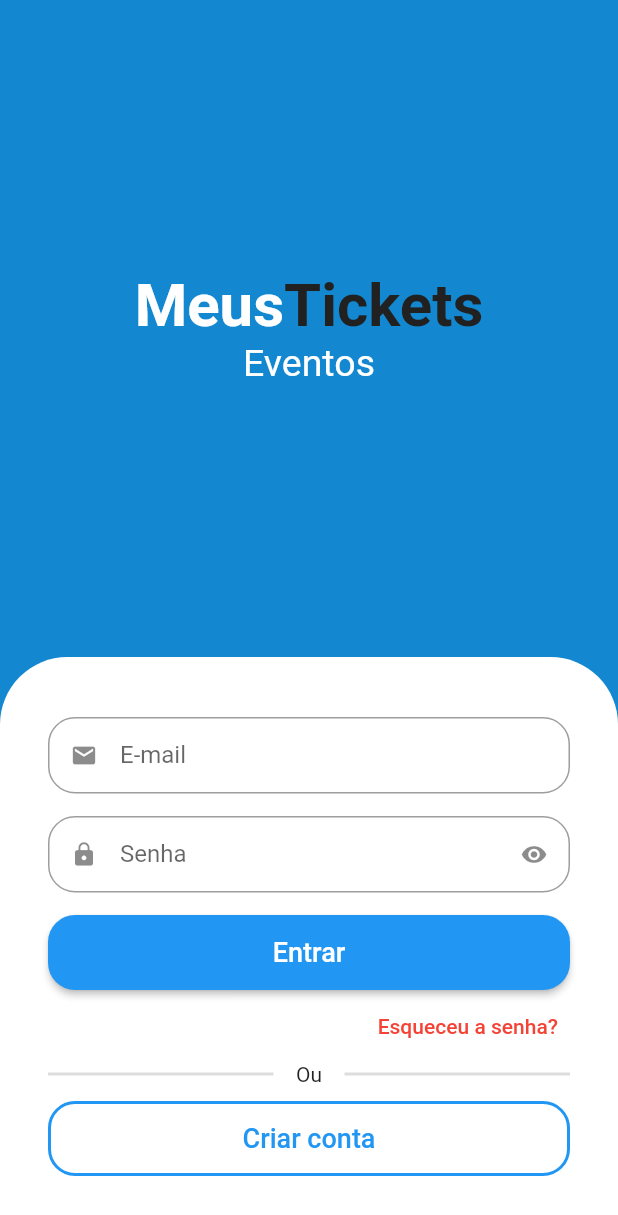
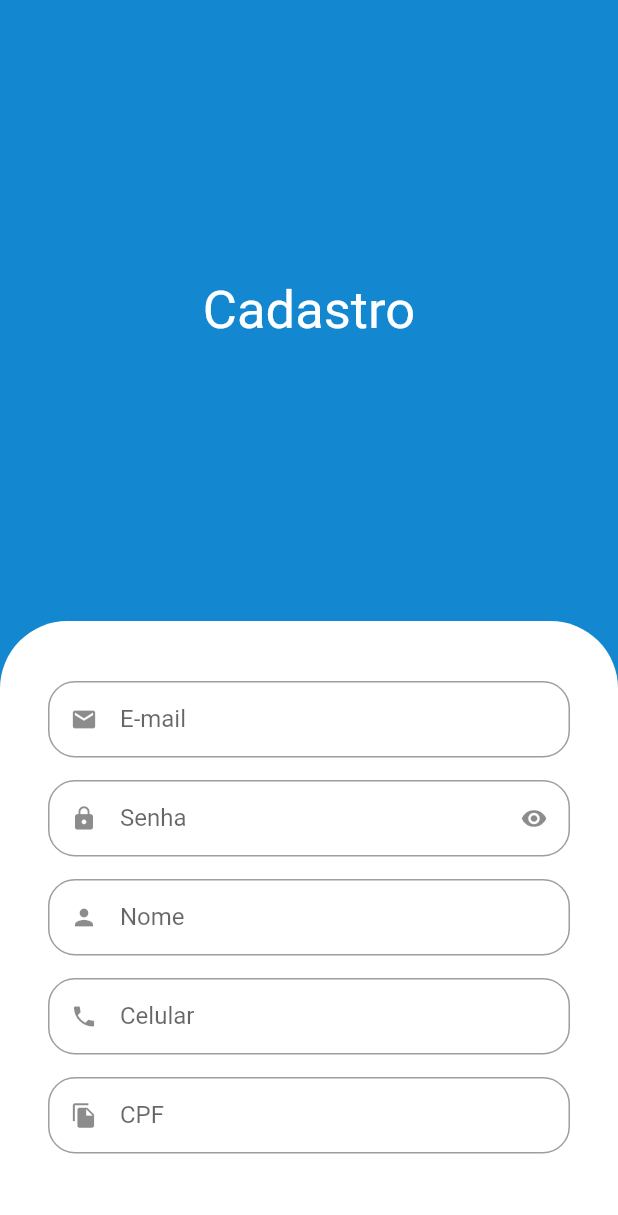
Before and after one commit to FelipeSantos92Dev/store-startto, a Flutter app: the screen it shows after launch, after a tap on "Criar conta", on a phone screen of 412 x 824 dp. Shown: the top 1215 px of the screen. Run offline on Flutter 3.47's test engine with Material 2 defaults, Android fonts, the phone set to English and light mode, and no system bars; drawn by our look-alikes of animated_text_kit.

Commit message:
feat: sign up inputs

```diff
--- a/lib/src/auth/sign_in_screen.dart
+++ b/lib/src/auth/sign_in_screen.dart
@@ -1,6 +1,7 @@
 import 'package:animated_text_kit/animated_text_kit.dart';
 import 'package:flutter/material.dart';
 import 'package:store/src/auth/components/custom_text_field.dart';
+import 'package:store/src/auth/sign_up_screen.dart';
 import 'package:store/src/config/custom_colors.dart';
 
 class SignInScreen extends StatelessWidget {
@@ -149,7 +150,12 @@ class SignInScreen extends StatelessWidget {
                               borderRadius: BorderRadius.circular(18)),
                           side: const BorderSide(width: 2, color: Colors.blue),
                         ),
-                        onPressed: () {},
+                        onPressed: () {
+                          Navigator.of(context)
+                              .push(MaterialPageRoute(builder: (c) {
+                            return SignUpScreen();
+                          }));
+                        },
                         child: const Text(
                           'Criar conta',
                           style: TextStyle(fontSize: 18),
--- /dev/null
+++ b/lib/src/auth/sign_up_screen.dart
@@ -0,0 +1,71 @@
+import 'package:flutter/cupertino.dart';
+import 'package:flutter/material.dart';
+import 'package:flutter/src/foundation/key.dart';
+import 'package:flutter/src/widgets/framework.dart';
+import 'package:store/src/auth/components/custom_text_field.dart';
+import 'package:store/src/config/custom_colors.dart';
+
+class SignUpScreen extends StatelessWidget {
+  const SignUpScreen({Key? key}) : super(key: key);
+
+  @override
+  Widget build(BuildContext context) {
+    return Scaffold(
+      backgroundColor: CustomColors.customSwatchColor,
+      body: Column(
+        children: [
+          const Expanded(
+            child: Center(
+              child: Text(
+                'Cadastro',
+                style: TextStyle(
+                  color: Colors.white,
+                  fontSize: 35,
+                ),
+              ),
+            ),
+          ),
+
+          // Formulário
+          Container(
+            padding: const EdgeInsets.symmetric(
+              horizontal: 32,
+              vertical: 40,
+            ),
+            decoration: const BoxDecoration(
+              color: Colors.white,
+              borderRadius: BorderRadius.vertical(
+                top: Radius.circular(45),
+              ),
+            ),
+            child: Column(
+              children: const [
+                CustomTextField(
+                  icon: Icons.email,
+                  label: 'E-mail',
+                ),
+                CustomTextField(
+                  icon: Icons.lock,
+                  label: 'Senha',
+                  isSecret: true,
+                ),
+                CustomTextField(
+                  icon: Icons.person,
+                  label: 'Nome',
+                ),
+                CustomTextField(
+                  icon: Icons.phone,
+                  label: 'Celular',
+                ),
+                CustomTextField(
+                  icon: Icons.file_copy,
+                  label: 'CPF',
+                ),
+              ],
+            ),
+          )
+        ],
+      ),
+    );
+  }
+}
```
